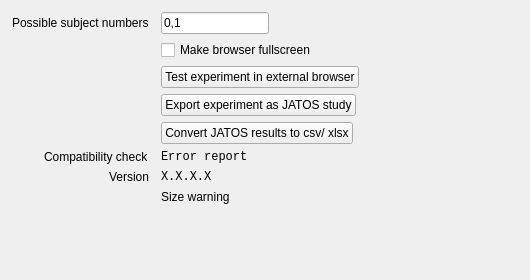
Old version of the form opensesame_extensions/oswebext/oswebext.ui in the repository open-cogsci/opensesame-extension-osweb.
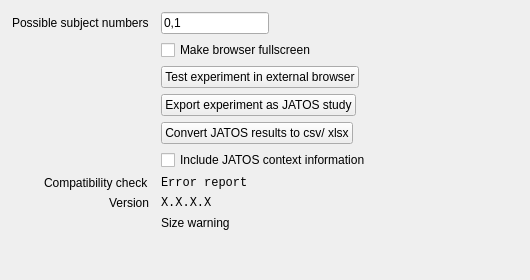
New version of the form. Icons and pictures are not drawn.

Commit message: Preserve JATOS context during conversion (closes #16)

```diff
--- a/opensesame_extensions/oswebext/oswebext.ui
+++ b/opensesame_extensions/oswebext/oswebext.ui
@@ -81,7 +81,7 @@
      </property>
     </widget>
    </item>
-   <item row="5" column="1">
+   <item row="6" column="1">
     <widget class="QLabel" name="label_linter">
      <property name="font">
       <font>
@@ -95,21 +95,21 @@
      </property>
     </widget>
    </item>
-   <item row="5" column="0">
+   <item row="6" column="0">
     <widget class="QLabel" name="label">
      <property name="text">
       <string>Compatibility check</string>
      </property>
     </widget>
    </item>
-   <item row="6" column="0">
+   <item row="7" column="0">
     <widget class="QLabel" name="label_3">
      <property name="text">
       <string>Version</string>
      </property>
     </widget>
    </item>
-   <item row="6" column="1">
+   <item row="7" column="1">
     <widget class="QLabel" name="label_version">
      <property name="font">
       <font>
@@ -121,14 +121,14 @@
      </property>
     </widget>
    </item>
-   <item row="7" column="0">
+   <item row="8" column="0">
     <widget class="QLabel" name="icon_expsize_warning">
      <property name="text">
       <string/>
      </property>
     </widget>
    </item>
-   <item row="7" column="1">
+   <item row="8" column="1">
     <widget class="QLabel" name="label_expsize_warning">
      <property name="text">
       <string>Size warning</string>
@@ -141,7 +141,15 @@
       <string>Convert JATOS results to csv/ xlsx</string>
      </property>
      <property name="icon">
-      <iconset theme="x-office-spreadsheet"/>
+      <iconset theme="x-office-spreadsheet">
+       <normaloff>.</normaloff>.</iconset>
+     </property>
+    </widget>
+   </item>
+   <item row="5" column="1">
+    <widget class="QCheckBox" name="cfg_oswebext_include_context">
+     <property name="text">
+      <string>Include JATOS context information</string>
      </property>
     </widget>
    </item>
```
The commit also changes 2 other files.
